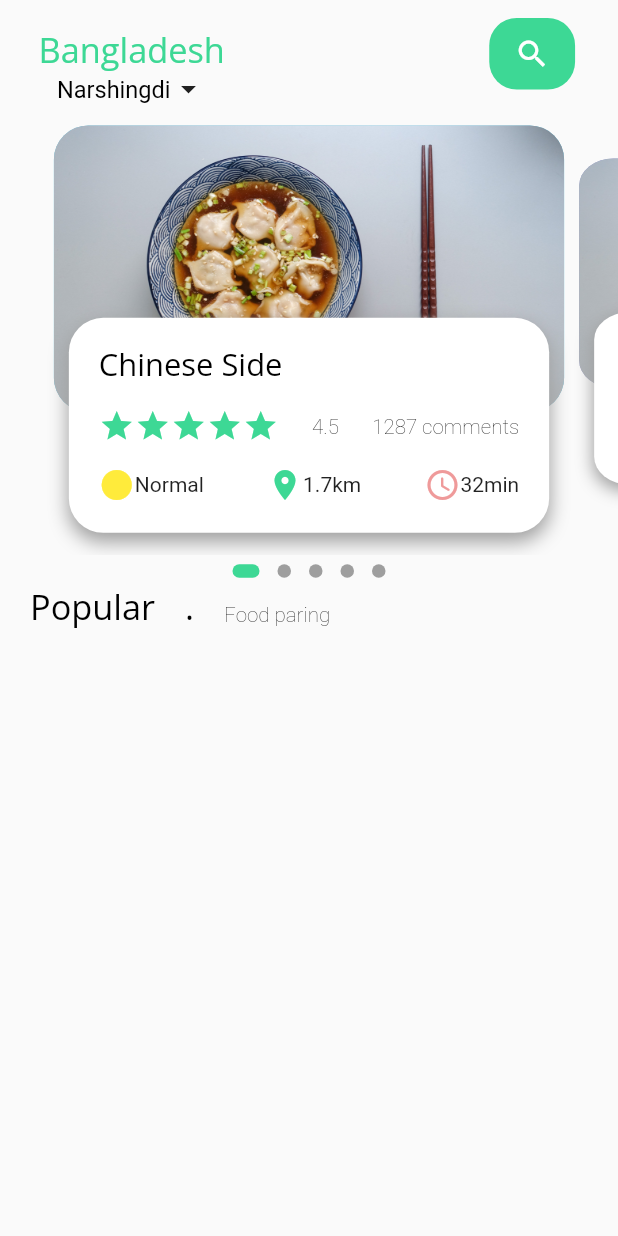
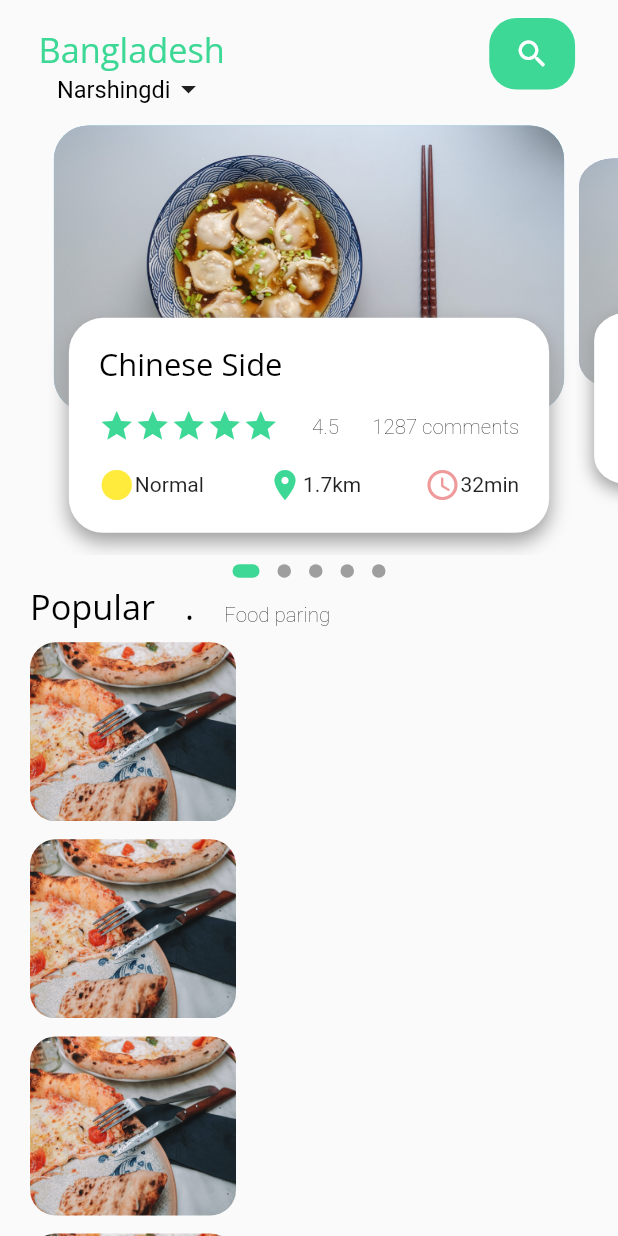
Before and after one commit to gt-lcy96/fultter_food_delivery, a Flutter app: the screen it shows after launch, on a phone screen of 412 x 824 dp. Run offline on Flutter 3.47's test engine with Material 2 defaults, Android fonts, the phone set to English and light mode, and no system bars; drawn by our look-alikes of dots_indicator; our stand-ins replace flutter_screenutil.

Commit message:
create popularSuggestList with Scrolling images

```diff
--- a/lib/pages/main_food/main_food_page.dart
+++ b/lib/pages/main_food/main_food_page.dart
@@ -13,7 +13,11 @@ class MainFoodPage extends StatelessWidget {
           children: [
             mainTitleBar(),
             const FoodPageSlider(),
-            popularTitleTexts(),
+            Padding(
+              padding: const EdgeInsets.only(bottom: 10),
+              child: popularTitleTexts(),
+            ),
+            Expanded(child: popularSuggestList()),
           ],
         ),
       ),
--- a/lib/pages/main_food/widgets/main_food_widgets.dart
+++ b/lib/pages/main_food/widgets/main_food_widgets.dart
@@ -132,3 +132,34 @@ Widget popularTitleTexts() {
     ],
   );
 }
+
+Widget popularSuggestList() {
+  return ListView.separated(
+      shrinkWrap: true,
+      physics: AlwaysScrollableScrollPhysics(),
+      scrollDirection: Axis.vertical,
+      separatorBuilder: (context, index) => SizedBox(height: 10.h),
+      itemCount: 5,
+      itemBuilder: (context, index) {
+        return Container(
+          height: 100.h,
+          width: 120.w,
+          child: Row(
+            children: [
+              Container(
+                  margin: EdgeInsets.only(left: 20),
+                  height: 100.h,
+                  width: 120.w,
+                  decoration: BoxDecoration(
+                    borderRadius: BorderRadius.circular(15.w),
+                    color: Colors.white38,
+                    image: const DecorationImage(
+                      fit: BoxFit.cover,
+                      image: AssetImage("assets/images/pizza.jpg"),
+                    ),
+                  )),
+            ],
+          ),
+        );
+      });
+}
```
Also changed, not shown: assets/images/Nutritious meal.jpg (added), assets/images/Sweet dessert.jpg (added), assets/images/colored drinks.jpg (added), assets/images/pizza.jpg (added), assets/images/salad.jpg (added).
